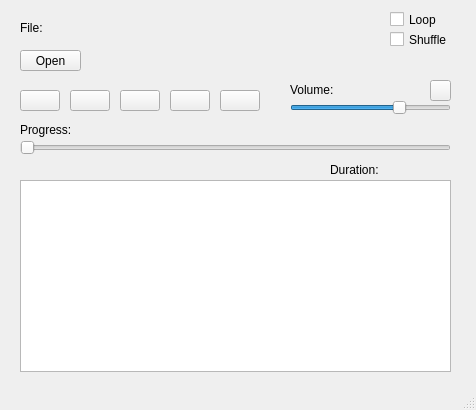
Mousence/Qt-MediaPlayer, file mainwindow.ui: the form before one commit.
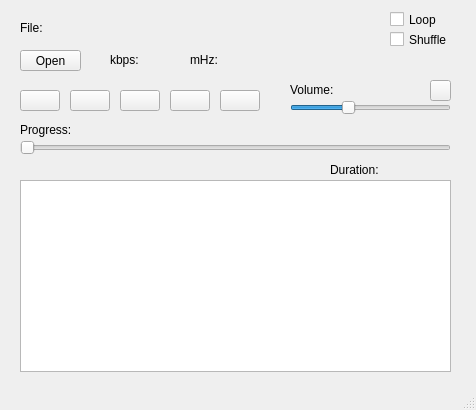
The form after the commit. Icons and pictures are not drawn.

```diff
--- a/mainwindow.ui
+++ b/mainwindow.ui
@@ -122,7 +122,7 @@
      <number>100</number>
     </property>
     <property name="value">
-     <number>70</number>
+     <number>35</number>
     </property>
     <property name="orientation">
      <enum>Qt::Horizontal</enum>
@@ -238,6 +238,32 @@
      <string>Shuffle</string>
     </property>
    </widget>
+   <widget class="QLabel" name="label_sampleRate">
+    <property name="geometry">
+     <rect>
+      <x>190</x>
+      <y>50</y>
+      <width>51</width>
+      <height>20</height>
+     </rect>
+    </property>
+    <property name="text">
+     <string>mHz:</string>
+    </property>
+   </widget>
+   <widget class="QLabel" name="label_Bitrate">
+    <property name="geometry">
+     <rect>
+      <x>110</x>
+      <y>50</y>
+      <width>51</width>
+      <height>20</height>
+     </rect>
+    </property>
+    <property name="text">
+     <string>kbps:</string>
+    </property>
+   </widget>
   </widget>
   <widget class="QMenuBar" name="menubar">
    <property name="geometry">
```
